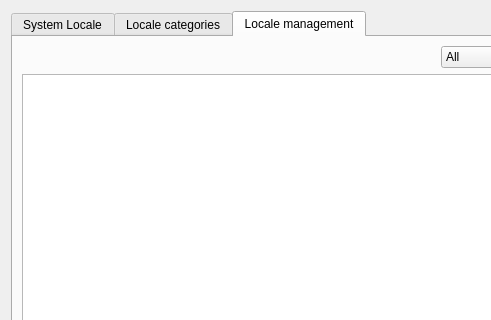
The window that mainwindow.ui (dolphinoracle/mx-locale) describes before a commit, drawn with Qt 5; both pictures show x 0 to 491 and y 0 to 320 of the 667 by 748 pixel window.
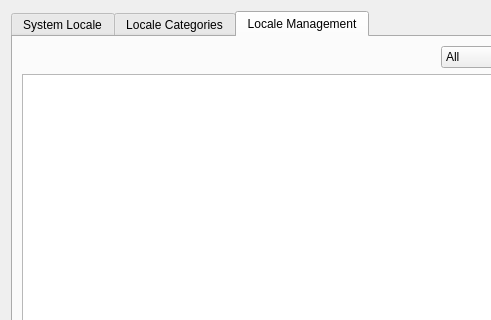
The same window after the commit. The open tabs and pages were chosen to show the change. Icons and pictures are not drawn.

Commit message: capitilzation in tabs

What changed in the file:
```diff
--- a/mainwindow.ui
+++ b/mainwindow.ui
@@ -222,7 +222,7 @@
      </widget>
      <widget class="QWidget" name="tabSubvariables">
       <attribute name="title">
-       <string extracomment="defines individual subvariables for locale">Locale categories</string>
+       <string extracomment="defines individual subvariables for locale">Locale Categories</string>
       </attribute>
       <layout class="QGridLayout" name="gridLayout_3">
        <item row="1" column="0">
@@ -406,7 +406,7 @@
      </widget>
      <widget class="QWidget" name="tabManagement">
       <attribute name="title">
-       <string>Locale management</string>
+       <string>Locale Management</string>
       </attribute>
       <layout class="QGridLayout" name="gridLayout">
        <item row="0" column="2">
```
Left out of the diff: 2 changed lines with no effect on the pictures.
